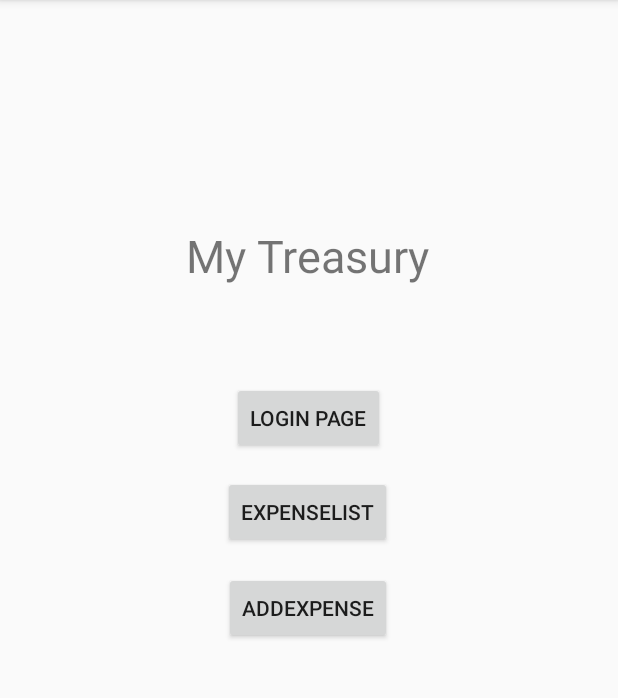
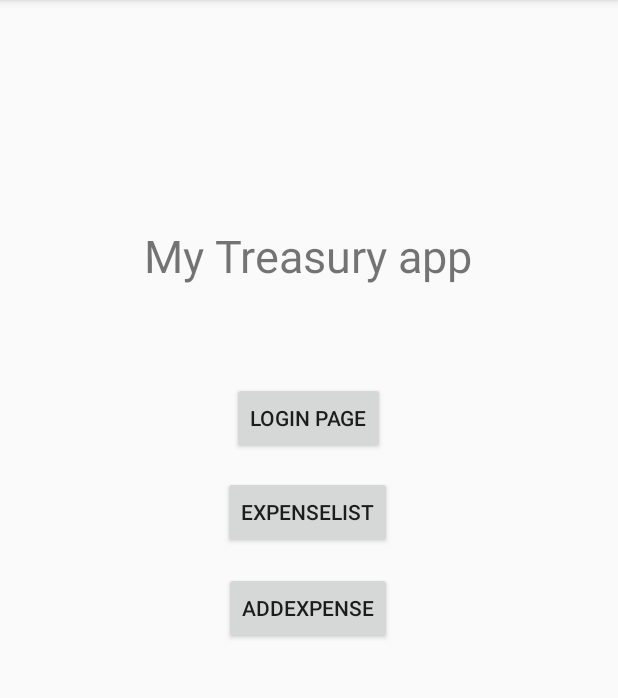
Before and after one commit to tristangh/FIR, an Android app: the screen it shows after launch (Dashboard), on a phone screen of 412 x 824 dp, the part 84-782 px from its top. Run offline under Robolectric (Android 15) with nearby library versions, the phone set to English and light mode, and no system bars.

Commit message:
Changed title

```diff
--- a/app/src/main/res/layout/dashboard.xml
+++ b/app/src/main/res/layout/dashboard.xml
@@ -24,7 +24,7 @@
                 android:layout_width="wrap_content"
                 android:layout_height="wrap_content"
                 android:layout_marginTop="80dp"
-                android:text="My Treasury"
+                android:text="My Treasury app"
                 android:textSize="30sp"
                 app:layout_constraintEnd_toEndOf="parent"
                 app:layout_constraintHorizontal_bias="0.498"
```
